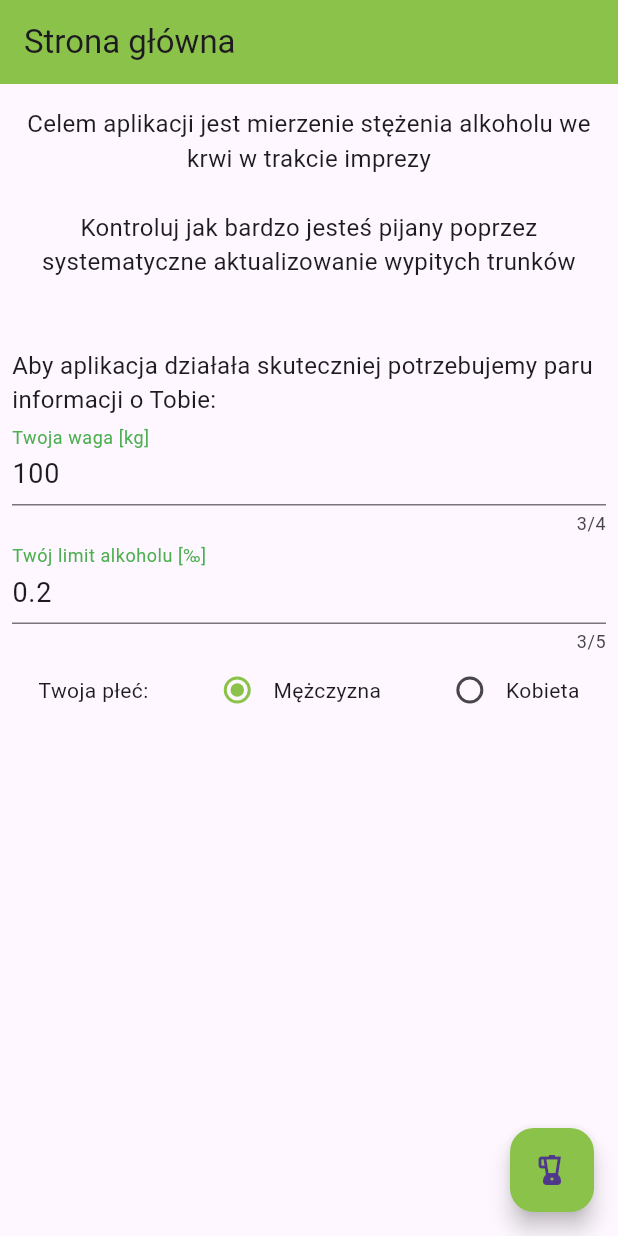
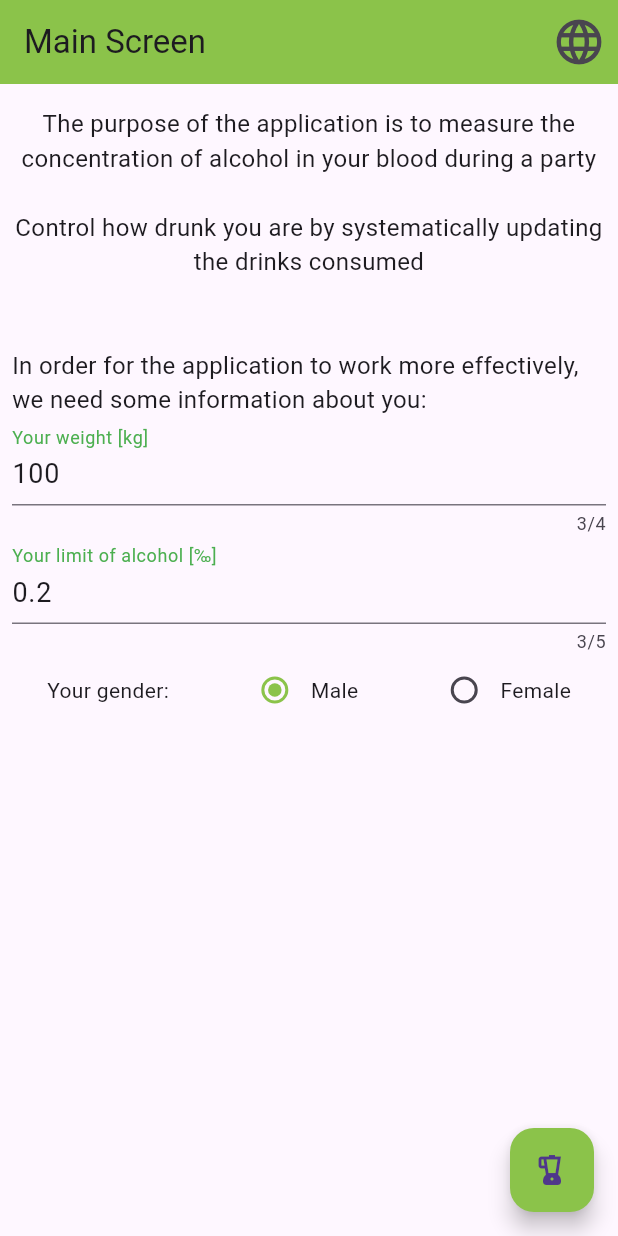
Before and after one commit to gawlas149/Alkomat, a Flutter app: the screen it shows after launch, on a phone screen of 412 x 824 dp. Run offline on Flutter 3.47's test engine with Material 3 defaults, Android fonts, the phone set to English and light mode, and no system bars; our stand-ins replace get, shared_preferences.

Commit message:
Added english

```diff
--- /dev/null
+++ b/lib/internatiolization/translations.dart
@@ -0,0 +1,63 @@
+import 'package:get/get.dart';
+
+class ApplicationTranslations extends Translations {
+  @override
+  Map<String, Map<String, String>> get keys =>
+      <String, Map<String, String>>{'en_US': _enUS, 'pl_PL': _plPL};
+
+  final Map<String, String> _enUS = <String, String>{
+    'main_screen': 'Main Screen',
+    'main_screen_info1':
+        'The purpose of the application is to measure the concentration of alcohol in your blood during a party\n\nControl how drunk you are by systematically updating the drinks consumed\n\n',
+    'main_screen_info2':
+        'In order for the application to work more effectively, we need some information about you:',
+    'your_weight': 'Your weight [kg]',
+    'your_limit': 'Your limit of alcohol [‰]',
+    'your_gender': 'Your gender:',
+    'male': 'Male',
+    'female': 'Female',
+    'breathalyser': 'Breathalyser',
+    'choose_time': 'Select the time when the libation began',
+    'end': 'End of party',
+    'add_liquor': 'Add liquor',
+    'percentage_in_blood': '@percentage‰ in blood',
+    'end_no': 'No :D',
+    'end_yes': 'Yes :c',
+    'end_question':
+        '\nAre you sure the party is over?\Confirmation will clear the alcohol list',
+    'liquor_name': 'Liquor name',
+    'liquor_voltage': 'Liquor voltage [%]',
+    'liquor_volume': 'Liquor volume [ml]',
+    'liquor_save': 'Save liquor',
+    'edit_liquor': 'Edit liquor',
+    'liquor_delete': 'Delete liquor',
+  };
+
+  final Map<String, String> _plPL = <String, String>{
+    'main_screen': 'Strona główna',
+    'main_screen_info1':
+        'Celem aplikacji jest mierzenie stężenia alkoholu we krwi w trakcie imprezy\n\nKontroluj jak bardzo jesteś pijany poprzez systematyczne aktualizowanie wypitych trunków\n\n',
+    'main_screen_info2':
+        'Aby aplikacja działała skuteczniej potrzebujemy paru informacji o Tobie:',
+    'your_weight': 'Twoja waga [kg]',
+    'your_limit': 'Twój limit alkoholu [‰]',
+    'your_gender': 'Twoja płeć:',
+    'male': 'Mężczyzna',
+    'female': 'Kobieta',
+    'breathalyser': 'Alkomat',
+    'choose_time': 'Wybierz czas rozpoczęcia libacji',
+    'end': 'Koniec imprezy',
+    'add_liquor': 'Dodaj trunek',
+    'percentage_in_blood': '@percentage‰ we krwi',
+    'end_no': 'Nie :D',
+    'end_yes': 'Tak :c',
+    'end_question':
+        '\nCzy impreza na pewno się zakończyła?\nPotwierdzenie spowoduje wyczyszczenie listsy alkoholi',
+    'liquor_name': 'Nazwa trunku',
+    'liquor_voltage': 'Woltaż trunku [%]',
+    'liquor_volume': 'Objętość trunku [ml]',
+    'liquor_save': 'Zapisz trunek',
+    'edit_liquor': 'Edytuj trunek',
+    'liquor_delete': 'Usuń trunek',
+  };
+}
--- a/lib/main.dart
+++ b/lib/main.dart
@@ -7,6 +7,7 @@ import 'add_liquor/add_liquor_bind.dart';
 import 'add_liquor/add_liquor_page.dart';
 import 'edit_liquor/edit_liquor_bind.dart';
 import 'edit_liquor/edit_liquor_page.dart';
+import 'internatiolization/translations.dart';
 import 'main_screen/main_screen_bind.dart';
 import 'main_screen/main_screen_page.dart';
 
@@ -23,14 +24,9 @@ class MyApp extends StatelessWidget {
   Widget build(BuildContext context) {
     return GetMaterialApp(
       title: 'IOS Projekt',
-
-      // do wielu języków
-
-      // translations: ApplicationTranslations(),
-      // locale: Get.deviceLocale,
-      // locale: const Locale('pl', 'PL'),
-      // locale: const Locale('en', 'US'),
-      // fallbackLocale: const Locale('en', 'US'),
+      translations: ApplicationTranslations(),
+      locale: Get.deviceLocale,
+      fallbackLocale: const Locale('pl', 'PL'),
       theme: ThemeData(),
       getPages: <GetPage<StatelessWidget>>[
         GetPage<MainScreenPage>(
--- a/lib/main_screen/main_screen_page.dart
+++ b/lib/main_screen/main_screen_page.dart
@@ -13,7 +13,22 @@ class MainScreenPage extends GetView<MainScreenController> {
     return Scaffold(
       appBar: AppBar(
         backgroundColor: Colors.lightGreen,
-        title: const Text('Strona główna'),
+        title: Text('main_screen'.tr),
+        actions: [
+          IconButton(
+            icon: const Icon(
+              Icons.language,
+              size: 36,
+            ),
+            onPressed: () {
+              if (Get.locale.toString() == 'en_US') {
+                Get.updateLocale(const Locale('pl', 'PL'));
+              } else {
+                Get.updateLocale(const Locale('en', 'US'));
+              }
+            },
+          ),
+        ],
       ),
       body: _body(),
       floatingActionButton: Obx(
@@ -32,25 +47,25 @@ class MainScreenPage extends GetView<MainScreenController> {
           children: [
             const SizedBox(height: 15),
             Text(
-              'Celem aplikacji jest mierzenie stężenia alkoholu we krwi w trakcie imprezy\n\nKontroluj jak bardzo jesteś pijany poprzez systematyczne aktualizowanie wypitych trunków\n\n',
-              style: TextStyle(fontSize: 16),
+              'main_screen_info1'.tr,
+              style: const TextStyle(fontSize: 16),
               textAlign: TextAlign.center,
             ),
             Text(
-              'Aby aplikacja działała skuteczniej potrzebujemy paru informacji o Tobie:',
-              style: TextStyle(fontSize: 16),
+              'main_screen_info2'.tr,
+              style: const TextStyle(fontSize: 16),
             ),
             TextFormField(
               maxLength: 4,
               keyboardType: TextInputType.number,
               controller: controller.weightController,
               style: const TextStyle(fontSize: 18),
-              decoration: const InputDecoration(
-                floatingLabelStyle: TextStyle(color: Colors.green),
-                focusedBorder: UnderlineInputBorder(
+              decoration: InputDecoration(
+                floatingLabelStyle: const TextStyle(color: Colors.green),
+                focusedBorder: const UnderlineInputBorder(
                   borderSide: BorderSide(color: Colors.green),
                 ),
-                label: Text('Twoja waga [kg]'),
+                label: Text('your_weight'.tr),
               ),
               onChanged: (String text) {
                 controller.checkWeight(text);
@@ -61,12 +76,12 @@ class MainScreenPage extends GetView<MainScreenController> {
               keyboardType: TextInputType.number,
               controller: controller.limitController,
               style: const TextStyle(fontSize: 18),
-              decoration: const InputDecoration(
-                floatingLabelStyle: TextStyle(color: Colors.green),
-                focusedBorder: UnderlineInputBorder(
+              decoration: InputDecoration(
+                floatingLabelStyle: const TextStyle(color: Colors.green),
+                focusedBorder: const UnderlineInputBorder(
                   borderSide: BorderSide(color: Colors.green),
                 ),
-                label: Text('Twój limit alkoholu [‰]'),
+                label: Text('your_limit'.tr),
               ),
               onChanged: (String text) {
                 controller.checkLimit(text);
@@ -100,7 +115,7 @@ class MainScreenPage extends GetView<MainScreenController> {
       () => Row(
         mainAxisAlignment: MainAxisAlignment.spaceAround,
         children: <Widget>[
-          Text('Twoja płeć:'),
+          Text('your_gender'.tr),
           InkWell(
             child: Row(
               children: [
@@ -112,7 +127,7 @@ class MainScreenPage extends GetView<MainScreenController> {
                     controller.selectedGender!.value = 'male';
                   },
                 ),
-                Text('Mężczyzna'),
+                Text('male'.tr),
               ],
             ),
             onTap: () => {controller.selectedGender!.value = 'male'},
@@ -128,7 +143,7 @@ class MainScreenPage extends GetView<MainScreenController> {
                     controller.selectedGender!.value = 'female';
                   },
                 ),
-                Text('Kobieta'),
+                Text('female'.tr),
               ],
             ),
             onTap: () => {controller.selectedGender!.value = 'female'},
```
Also changed, not shown: lib/add_liquor/add_liquor_page.dart (+12 -12 lines), lib/breathalyser/breathalyser_page.dart (+19 -15 lines), lib/edit_liquor/edit_liquor_page.dart (+18 -18 lines).
